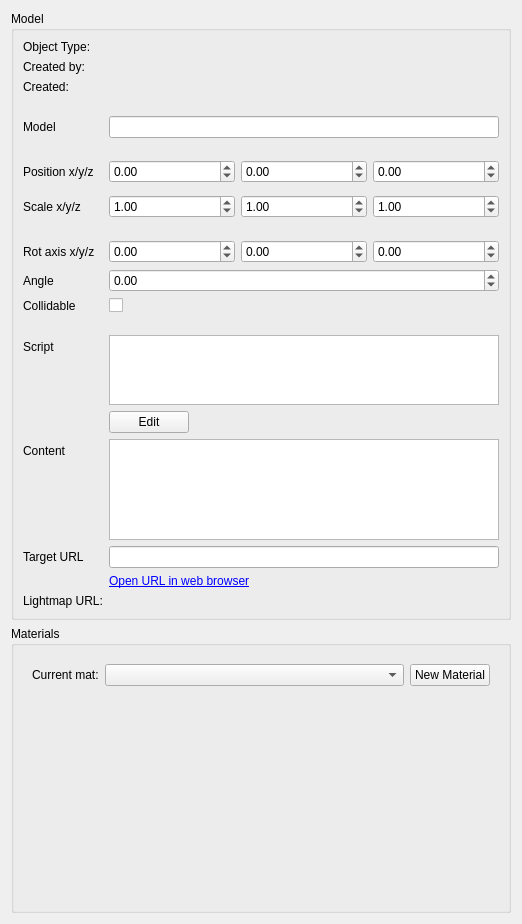
The window that gui_client/ObjectEditor.ui (shipilovden/substrata-metasiberia) describes before a commit, drawn with Qt 5.
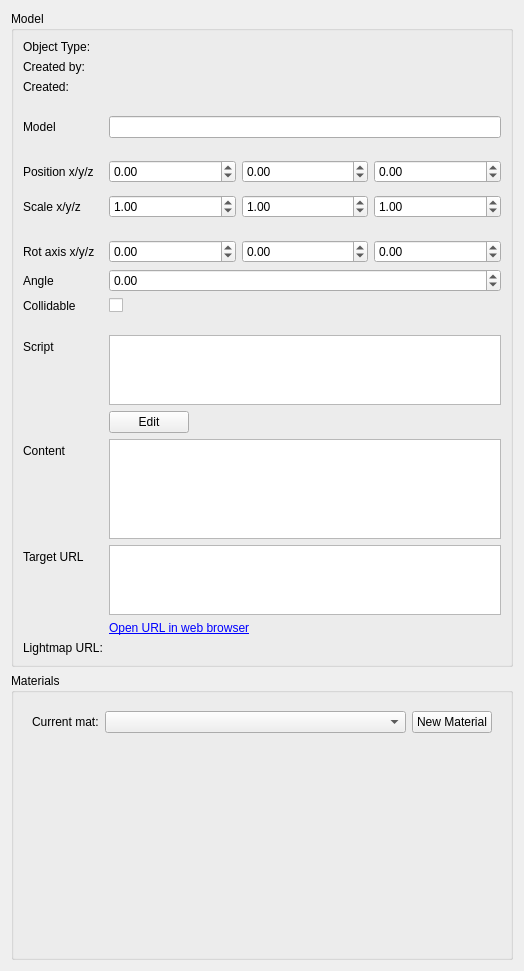
The same window after the commit. Custom widgets are drawn as their Qt base class.

Commit message: Made it so that target URL is always visible, and so in effect all objects can be hypercards (or have URL links at least)

```diff
--- a/gui_client/ObjectEditor.ui
+++ b/gui_client/ObjectEditor.ui
@@ -6,8 +6,8 @@
    <rect>
     <x>0</x>
     <y>0</y>
-    <width>522</width>
-    <height>924</height>
+    <width>524</width>
+    <height>940</height>
    </rect>
   </property>
   <property name="windowTitle">
@@ -377,9 +377,6 @@
         </property>
        </widget>
       </item>
-      <item row="17" column="1">
-       <widget class="QLineEdit" name="targetURLLineEdit"/>
-      </item>
       <item row="18" column="1">
        <widget class="QLabel" name="visitURLLabel">
         <property name="text">
@@ -495,6 +492,22 @@
         </property>
        </widget>
       </item>
+      <item row="17" column="1">
+       <widget class="QTextEdit" name="targetURLLineEdit">
+        <property name="minimumSize">
+         <size>
+          <width>0</width>
+          <height>0</height>
+         </size>
+        </property>
+        <property name="maximumSize">
+         <size>
+          <width>16777215</width>
+          <height>80</height>
+         </size>
+        </property>
+       </widget>
+      </item>
      </layout>
     </widget>
    </item>
```
The commit also changes 2 other files.
